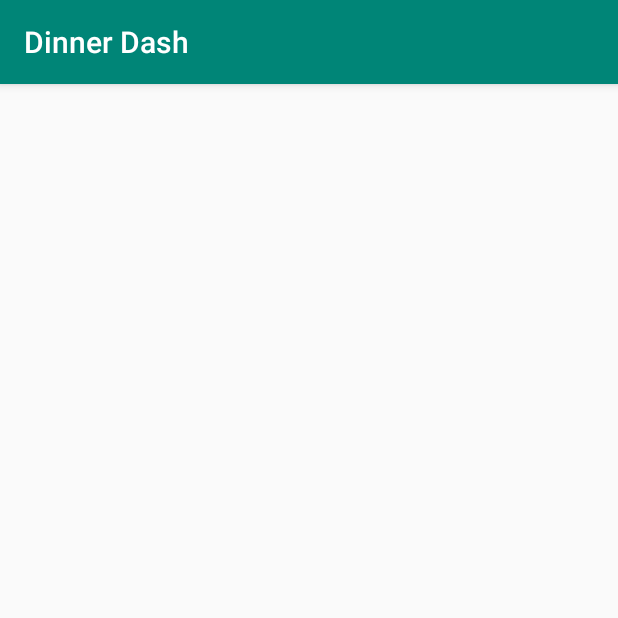
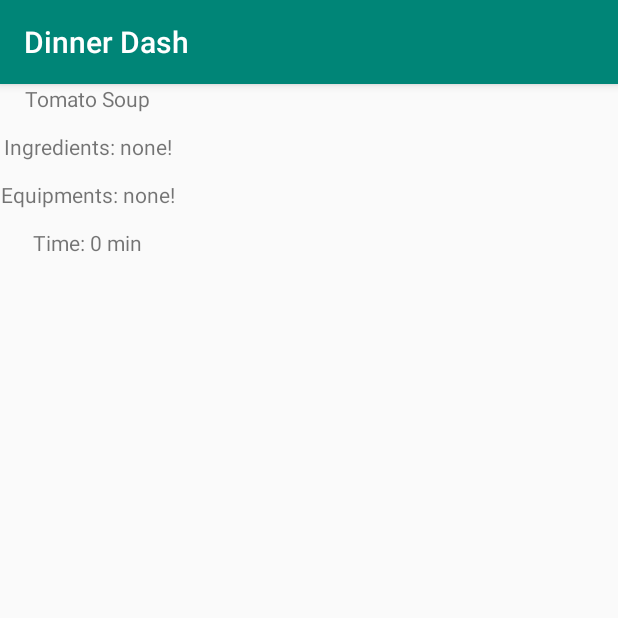
Before and after one commit to cwlroda/Dinner-Dash, an Android app: the InputActivity screen opened directly, with no data from a screen before it, after a tap on an icon or button, on a phone screen of 412 x 824 dp, the top half of it. Run offline under Robolectric (Android 15) with nearby library versions, the phone set to English and light mode, and no system bars; 1 statement that could not run was skipped.

Commit message:
added output page

```diff
--- a/app/src/main/java/com/example/someapp/InputActivity.java
+++ b/app/src/main/java/com/example/someapp/InputActivity.java
@@ -7,6 +7,7 @@ import android.os.Bundle;
 import android.text.InputType;
 import android.view.View;
 import android.widget.EditText;
+import android.widget.TextView;
 import android.widget.Toast;
 
 import androidx.appcompat.app.AppCompatActivity;
@@ -18,11 +19,15 @@ import com.google.android.material.tabs.TabLayout;
 
 public class InputActivity extends AppCompatActivity {
 
+    private SectionsPagerAdapter sectionsPagerAdapter;
+
     @Override
     protected void onCreate(Bundle savedInstanceState) {
         super.onCreate(savedInstanceState);
         setContentView(R.layout.activity_input);
-        final SectionsPagerAdapter sectionsPagerAdapter = new SectionsPagerAdapter(this, getSupportFragmentManager());
+        if (sectionsPagerAdapter == null) {
+            sectionsPagerAdapter = new SectionsPagerAdapter(this, getSupportFragmentManager());
+        }
         final ViewPager viewPager = findViewById(R.id.view_pager);
         viewPager.setAdapter(sectionsPagerAdapter);
         TabLayout tabs = findViewById(R.id.tabs);
@@ -30,10 +35,14 @@ public class InputActivity extends AppCompatActivity {
 
         FloatingActionButton addBtn = findViewById(R.id.addBtn);
         FloatingActionButton procBtn = findViewById(R.id.proceedBtn);
+        TextView tv = findViewById(R.id.textView);
 
         addBtn.setOnClickListener(new View.OnClickListener() {
             @Override
             public void onClick(View view) {
+                // TODO: idk why but it still doesn't show up
+//                ViewGroup vg = findViewById (R.id.view_pager);
+//                vg.invalidate();
                 openPopUp(sectionsPagerAdapter);
             }
         });
@@ -47,7 +56,7 @@ public class InputActivity extends AppCompatActivity {
     }
 
     private void openPopUp(final SectionsPagerAdapter sectionsPagerAdapter) {
-        AlertDialog.Builder alertDialogBuilder = new AlertDialog.Builder(this);
+        final AlertDialog.Builder alertDialogBuilder = new AlertDialog.Builder(this);
         alertDialogBuilder.setMessage("Adding Ingredients!");
 
         final EditText input = new EditText(this);
@@ -77,6 +86,8 @@ public class InputActivity extends AppCompatActivity {
 
     private void gotoRecipeActivity() {
         Intent intent = new Intent(this, OutputActivity.class);
+        String items = "Tomato 1";
+        intent.putExtra("items", items);
         startActivity(intent);
     }
 
--- a/app/src/main/java/com/example/someapp/OutputActivity.java
+++ b/app/src/main/java/com/example/someapp/OutputActivity.java
@@ -1,6 +1,7 @@
 package com.example.someapp;
 
 import android.os.Bundle;
+import android.widget.TextView;
 
 import androidx.appcompat.app.AppCompatActivity;
 
@@ -10,5 +11,25 @@ public class OutputActivity extends AppCompatActivity {
     protected void onCreate(Bundle savedInstanceState) {
         super.onCreate(savedInstanceState);
         setContentView(R.layout.activity_output);
+
+        TextView tv = findViewById(R.id.textView);
+
+        Bundle extras = getIntent().getExtras();
+        String items;
+        if (extras != null) {
+            items = extras.getString("items");
+            Recipe recipe = magic_algorithm(items);
+            tv.setText(renderRecipe(recipe));
+        }
     }
+
+    private Recipe magic_algorithm(String items) {
+        // TODO: put into weiloon's magic algorithm
+        return new Recipe("Tomato Soup");
+    }
+
+    private String renderRecipe(Recipe recipe) {
+        return recipe.toString();
+    }
+
 }
--- /dev/null
+++ b/app/src/main/java/com/example/someapp/Recipe.java
@@ -0,0 +1,70 @@
+package com.example.someapp;
+
+import androidx.annotation.NonNull;
+
+import java.util.HashMap;
+
+class Recipe {
+
+    private String name;
+    private HashMap<String, Integer> ingredients;
+    private HashMap<String, Integer> equipments;
+    private int time;
+
+    public Recipe(String name) {
+        this(name, null, null, 0);
+    }
+
+    public Recipe(String name,
+                  HashMap<String, Integer> ingredients,
+                  HashMap<String, Integer> equipments,
+                  int time) {
+        this.name = name;
+        this.ingredients = ingredients;
+        this.equipments = equipments;
+        this.time = time;
+    }
+
+    @NonNull
+    @Override
+    public String toString() {
+        StringBuilder sb = new StringBuilder();
+        sb.append(name);
+        sb.append('\n');
+        sb.append('\n');
+
+        sb.append("Ingredients: ");
+        if (ingredients != null) {
+            sb.append('\n');
+            for (String key : ingredients.keySet()) {
+                sb.append("     " + key + ":      " + ingredients.get(key));
+                sb.append('\n');
+            }
+        } else {
+            sb.append("none!");
+        }
+
+        sb.append('\n');
+        sb.append('\n');
+        sb.append("Equipments: ");
+        if (equipments != null) {
+            sb.append('\n');
+            for (String key : equipments.keySet()) {
+                sb.append("     " + key + ":      " + equipments.get(key));
+                sb.append('\n');
+            }
+        } else {
+            sb.append("none!");
+        }
+
+        sb.append('\n');
+        sb.append('\n');
+        sb.append("Time: ");
+        sb.append(time);
+        // TODO: can have a function to change this to hour and min
+        sb.append(" min");
+
+        return sb.toString();
+    }
+
+}
--- a/app/src/main/res/layout/activity_output.xml
+++ b/app/src/main/res/layout/activity_output.xml
@@ -6,4 +6,13 @@
     android:layout_height="match_parent"
     tools:context=".OutputActivity">
 
+    <TextView
+        android:id="@+id/textView"
+        android:layout_width="wrap_content"
+        android:layout_height="wrap_content"
+        android:gravity="center"
+        android:text="Recipe Here"
+        tools:layout_editor_absoluteX="167dp"
+        tools:layout_editor_absoluteY="122dp" />
+
 </androidx.constraintlayout.widget.ConstraintLayout>
```
Also changed, not shown: app/src/main/java/com/example/someapp/ui/tabs/PageViewModel.java (+42 -1 lines).
